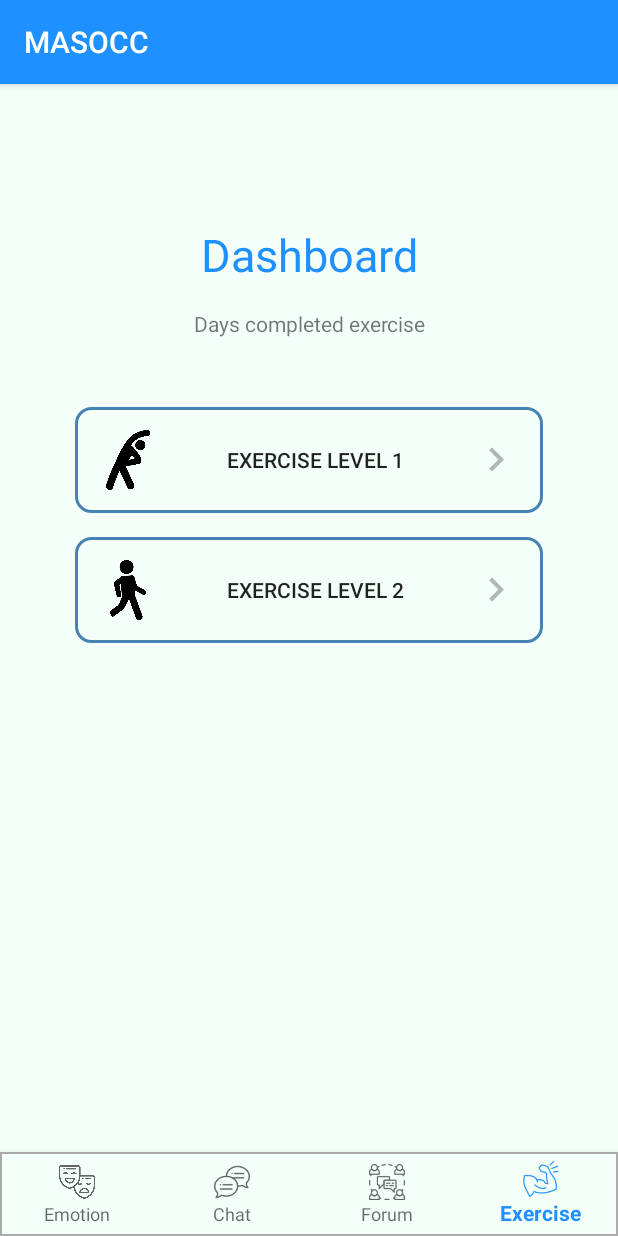
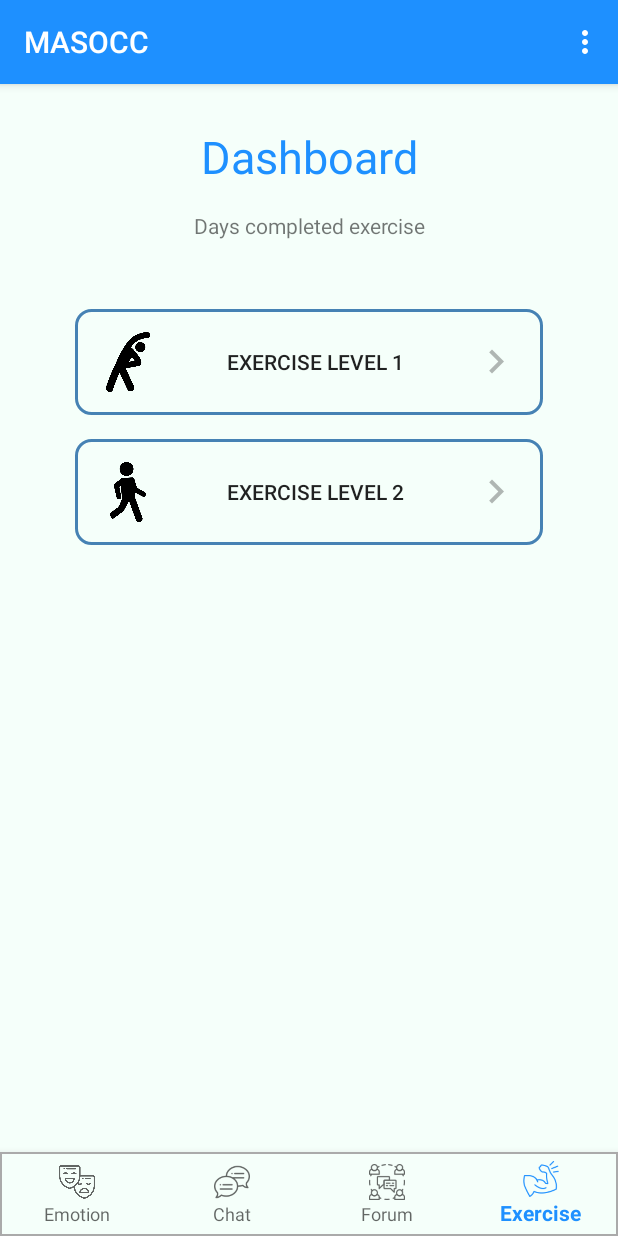
Before and after one commit to UM-MACS/macs-app, an Android app: the ExerciseDashboardActivity screen opened directly, with no data from a screen before it, on a phone screen of 412 x 824 dp. Run offline under Robolectric (Android 15) with nearby library versions, the phone set to English and light mode, and no system bars.

Commit message:
app bar fix for exercise dashboard

```diff
--- a/app/src/main/java/com/example/project1/exercise/ExerciseDashboardActivity.java
+++ b/app/src/main/java/com/example/project1/exercise/ExerciseDashboardActivity.java
@@ -7,6 +7,7 @@ import android.support.annotation.NonNull;
 import android.support.design.widget.BottomNavigationView;
 import android.support.v7.app.AppCompatActivity;
 import android.support.v7.widget.Toolbar;
+import android.view.Menu;
 import android.view.MenuItem;
 import android.view.View;
 import android.widget.Button;
@@ -123,6 +124,12 @@ public class ExerciseDashboardActivity extends AppCompatActivity {
     //PUT DASHBOARD LOGIC
 
 
+    @Override
+    public boolean onCreateOptionsMenu(Menu menu) {
+        // Inflate the menu; this adds items to the action bar if it is present.
+        getMenuInflater().inflate(R.menu.nav, menu);
+        return true;
+    }
 
     @Override
     public boolean onOptionsItemSelected(MenuItem item) {
--- a/app/src/main/res/layout/activity_exercise_dashboard.xml
+++ b/app/src/main/res/layout/activity_exercise_dashboard.xml
@@ -37,20 +37,19 @@
 
     <ScrollView
         android:layout_width="match_parent"
-        android:layout_height="wrap_content">
+        android:layout_height="wrap_content"
+        android:layout_marginTop="@android:dimen/notification_large_icon_height">
 
         <LinearLayout
             android:layout_width="match_parent"
             android:layout_height="wrap_content"
-            android:layout_marginTop="@android:dimen/notification_large_icon_height"
             android:orientation="vertical">
 
             <TextView
                 android:id="@+id/textview_title"
                 android:layout_width="match_parent"
                 android:layout_height="wrap_content"
-                android:layout_marginTop="70dp"
-                android:paddingTop="15dp"
+                android:paddingTop="20dp"
                 android:layout_marginBottom="16dp"
                 android:gravity="center"
                 android:text="@string/dashboard"
```
